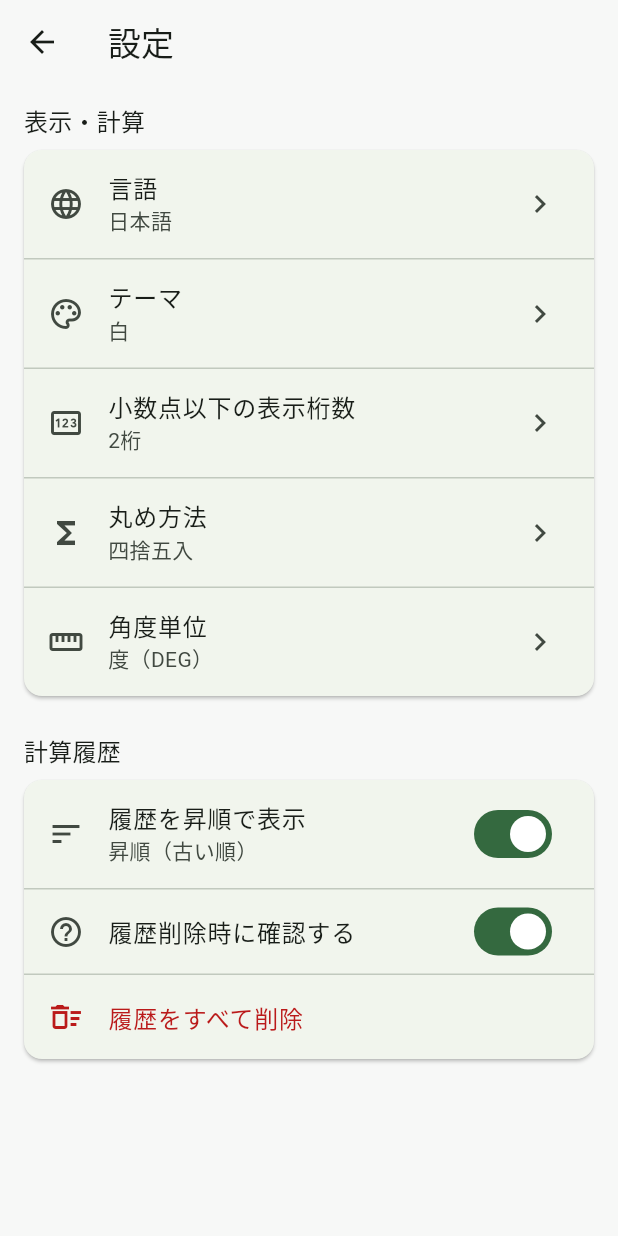
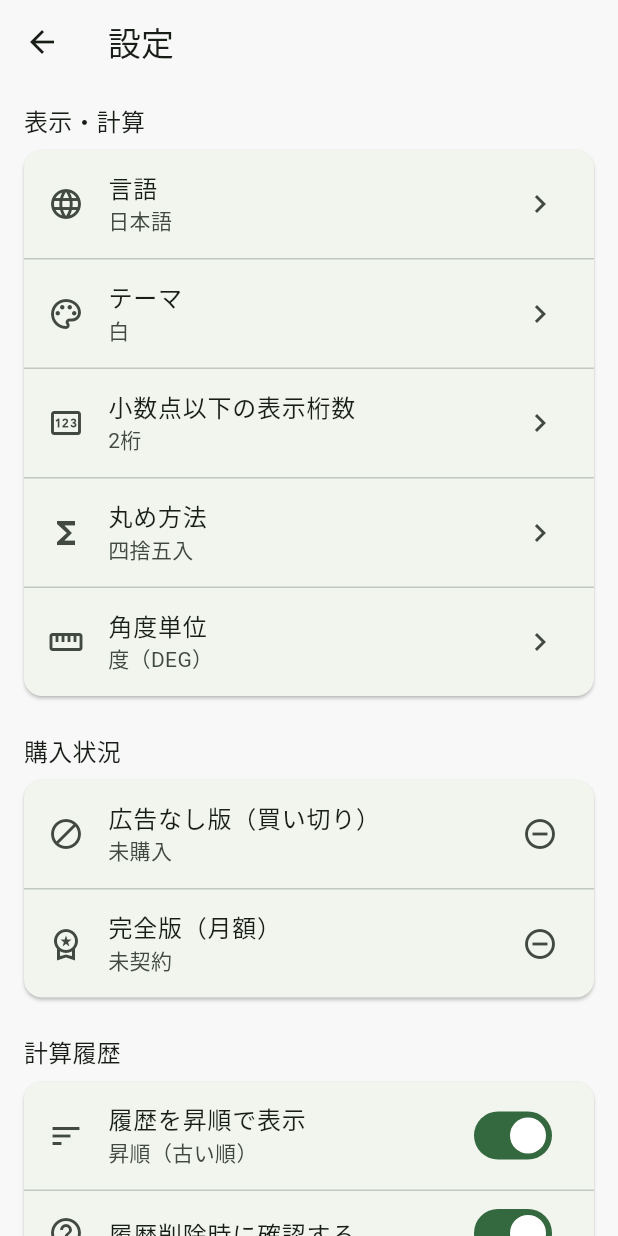
Before and after one commit to toshi1169/instant_estimate, a Flutter app: the SettingsScreen screen opened directly with empty values, on a phone screen of 412 x 824 dp. Run offline on Flutter 3.47's test engine with Material 3 defaults, Android fonts, the phone set to English and light mode, and no system bars; our stand-ins replace google_mobile_ads, in_app_purchase, pdf, printing, share_plus; missing offline and left inert: excel_plus.

Commit message:
Show purchase status in app

```diff
--- a/lib/core/localization/app_localizations.dart
+++ b/lib/core/localization/app_localizations.dart
@@ -68,6 +68,12 @@ class AppLocalizations {
           '広告に関する同意内容を確認・変更します':
               'Review or change your advertising consent choices.',
           '広告のプライバシー設定を開けませんでした': 'Could not open ad privacy choices.',
+          '購入状況': 'Purchase status',
+          '未購入': 'Not purchased',
+          '購入済み': 'Purchased',
+          '完全版特典で有効': 'Included with Full plan',
+          '未契約': 'Not subscribed',
+          '契約中': 'Active subscription',
           '便利計算一覧': 'Convenient calculations',
           '土量計算': 'Earthwork calculation',
           '掘削・搬出': 'Excavation & haul',
--- a/lib/features/calculator/presentation/calculator_screen.dart
+++ b/lib/features/calculator/presentation/calculator_screen.dart
@@ -185,6 +185,7 @@ class _CalculatorScreenState extends State<CalculatorScreen> {
       MaterialPageRoute<void>(
         builder: (_) => SettingsScreen(
           settings: widget.settings,
+          accessPlan: widget.accessPlan,
           onSettingsChanged: widget.onSettingsChanged ?? (_) {},
           onClearHistory: _controller.clearHistory,
           onShowAdvertisingPrivacyOptions:
@@ -732,6 +733,7 @@ class _CalculatorScreenState extends State<CalculatorScreen> {
         key: _scaffoldKey,
         drawer: CalculatorSideMenu(
           showAds: widget.accessPlan.showsAds,
+          accessPlan: widget.accessPlan,
           enableGoogleMobileAds: widget.enableGoogleMobileAds,
           onSelected: _selectSideMenu,
         ),
--- a/lib/features/settings/presentation/settings_screen.dart
+++ b/lib/features/settings/presentation/settings_screen.dart
@@ -1,5 +1,6 @@
 import 'package:flutter/material.dart';
 
+import '../../../core/domain/app_access_plan.dart';
 import '../../../core/domain/angle_unit.dart';
 import '../../../core/localization/app_language.dart';
 import '../../../core/localization/app_localizations.dart';
@@ -10,6 +11,7 @@ class SettingsScreen extends StatefulWidget {
     required this.settings,
     required this.onSettingsChanged,
     required this.onClearHistory,
+    this.accessPlan = AppAccessPlan.free,
     this.onShowAdvertisingPrivacyOptions,
     super.key,
   });
@@ -17,6 +19,7 @@ class SettingsScreen extends StatefulWidget {
   final AppSettings settings;
   final ValueChanged<AppSettings> onSettingsChanged;
   final Future<void> Function() onClearHistory;
+  final AppAccessPlan accessPlan;
   final Future<void> Function()? onShowAdvertisingPrivacyOptions;
 
   @override
@@ -265,6 +268,34 @@ class _SettingsScreenState extends State<SettingsScreen> {
           ),
           const SizedBox(height: 24),
           Text(
+            strings.text('購入状況'),
+            style: Theme.of(context).textTheme.titleMedium,
+          ),
+          const SizedBox(height: 8),
+          Card(
+            margin: EdgeInsets.zero,
+            child: Column(
+              children: [
+                _PurchaseStatusTile(
+                  key: const Key('purchaseStatusAdFree'),
+                  icon: Icons.block_outlined,
+                  title: strings.adFreePlan,
+                  status: _adFreeStatus(widget.accessPlan, strings),
+                  active: widget.accessPlan != AppAccessPlan.free,
+                ),
+                const Divider(height: 1),
+                _PurchaseStatusTile(
+                  key: const Key('purchaseStatusFull'),
+                  icon: Icons.workspace_premium_outlined,
+                  title: strings.fullPlan,
+                  status: _fullPlanStatus(widget.accessPlan, strings),
+                  active: widget.accessPlan == AppAccessPlan.full,
+                ),
+              ],
+            ),
+          ),
+          const SizedBox(height: 24),
+          Text(
             strings.calculationHistory,
             style: Theme.of(context).textTheme.titleMedium,
           ),
@@ -359,3 +390,48 @@ String _roundingLabel(CalculatorRoundingMode value, AppLocalizations strings) =>
       CalculatorRoundingMode.ceiling => strings.roundUp,
       CalculatorRoundingMode.floor => strings.roundDown,
     };
+
+class _PurchaseStatusTile extends StatelessWidget {
+  const _PurchaseStatusTile({
+    required this.icon,
+    required this.title,
+    required this.status,
+    required this.active,
+    super.key,
+  });
+
+  final IconData icon;
+  final String title;
+  final String status;
+  final bool active;
+
+  @override
+  Widget build(BuildContext context) {
+    final colors = Theme.of(context).colorScheme;
+    return ListTile(
+      leading: Icon(icon),
+      title: Text(title),
+      subtitle: Text(
+        status,
+        style: TextStyle(
+          color: active ? colors.primary : colors.onSurfaceVariant,
+          fontWeight: active ? FontWeight.w700 : FontWeight.w500,
+        ),
+      ),
+      trailing: Icon(
+        active ? Icons.check_circle : Icons.remove_circle_outline,
+        color: active ? colors.primary : colors.onSurfaceVariant,
+      ),
+    );
+  }
+}
+
+String _adFreeStatus(AppAccessPlan plan, AppLocalizations strings) =>
+    switch (plan) {
+      AppAccessPlan.free => strings.text('未購入'),
+      AppAccessPlan.adFree => strings.text('購入済み'),
+      AppAccessPlan.full => strings.text('完全版特典で有効'),
+    };
+
+String _fullPlanStatus(AppAccessPlan plan, AppLocalizations strings) =>
+    plan == AppAccessPlan.full ? strings.text('契約中') : strings.text('未契約');
```
Also changed, not shown: lib/features/calculator/presentation/calculator_side_menu.dart (+37 -0 lines), 1 other file.
